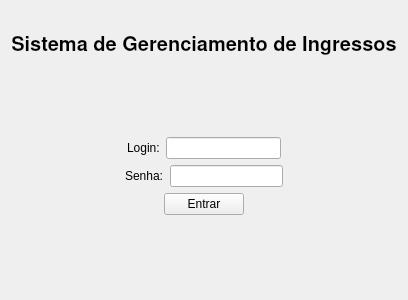
Above: src/loginwindow.ui from MatTerra/IngressoNet before the change. Below: the same form after it.
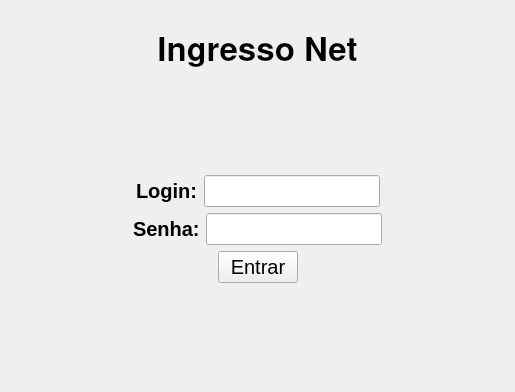
That is the form after the change.

What changed in the file:
```diff
--- a/src/loginwindow.ui
+++ b/src/loginwindow.ui
@@ -6,8 +6,8 @@
    <rect>
     <x>0</x>
     <y>0</y>
-    <width>404</width>
-    <height>300</height>
+    <width>515</width>
+    <height>392</height>
    </rect>
   </property>
   <property name="windowTitle">
@@ -36,13 +36,13 @@
       <property name="font">
        <font>
         <family>Nimbus Sans</family>
-        <pointsize>15</pointsize>
+        <pointsize>25</pointsize>
         <weight>75</weight>
         <bold>true</bold>
        </font>
       </property>
       <property name="text">
-       <string>Sistema de Gerenciamento de Ingressos</string>
+       <string>Ingresso Net</string>
       </property>
       <property name="alignment">
        <set>Qt::AlignCenter</set>
@@ -79,13 +79,26 @@
       </item>
       <item>
        <widget class="QLabel" name="label">
+        <property name="font">
+         <font>
+          <pointsize>15</pointsize>
+          <weight>75</weight>
+          <bold>true</bold>
+         </font>
+        </property>
         <property name="text">
          <string>Login:</string>
         </property>
        </widget>
       </item>
       <item>
-       <widget class="QLineEdit" name="lineLogin"/>
+       <widget class="QLineEdit" name="lineLogin">
+        <property name="font">
+         <font>
+          <pointsize>15</pointsize>
+         </font>
+        </property>
+       </widget>
       </item>
       <item>
        <spacer name="horizontalSpacer_2">
@@ -119,6 +132,13 @@
       </item>
       <item>
        <widget class="QLabel" name="label_2">
+        <property name="font">
+         <font>
+          <pointsize>15</pointsize>
+          <weight>75</weight>
+          <bold>true</bold>
+         </font>
+        </property>
         <property name="text">
          <string>Senha:</string>
         </property>
@@ -126,6 +146,11 @@
       </item>
       <item>
        <widget class="QLineEdit" name="lineSenha">
+        <property name="font">
+         <font>
+          <pointsize>15</pointsize>
+         </font>
+        </property>
         <property name="echoMode">
          <enum>QLineEdit::Password</enum>
         </property>
@@ -166,6 +191,11 @@
       </item>
       <item>
        <widget class="QPushButton" name="btnEntrar">
+        <property name="font">
+         <font>
+          <pointsize>15</pointsize>
+         </font>
+        </property>
         <property name="text">
          <string>Entrar</string>
         </property>
```
